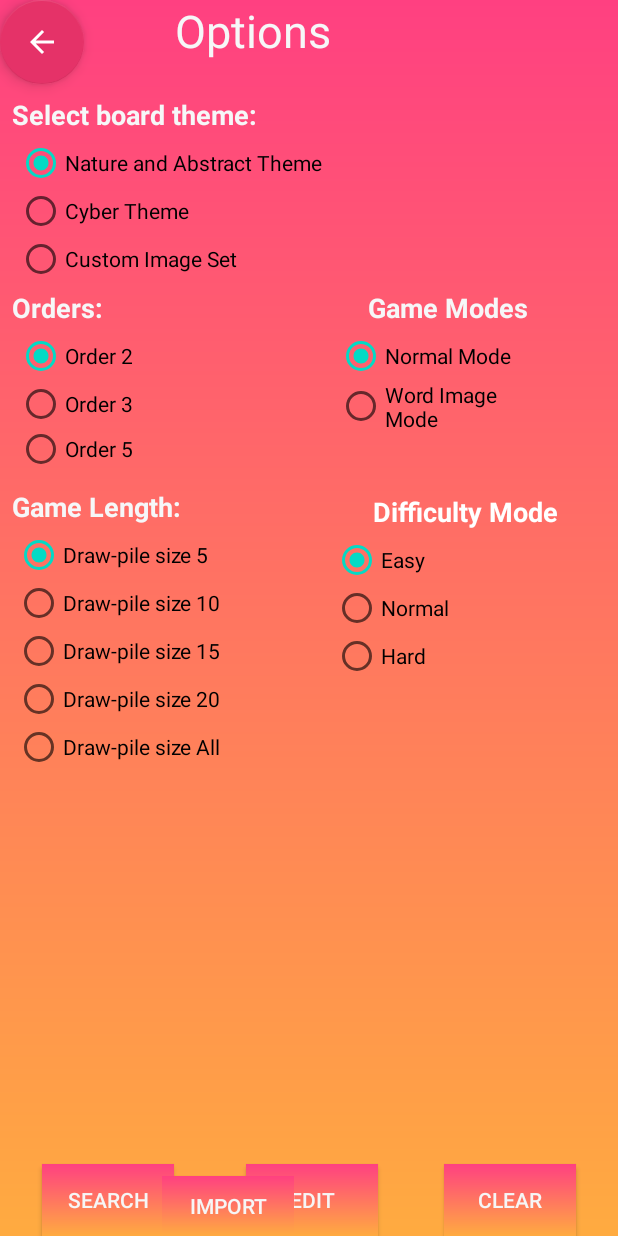
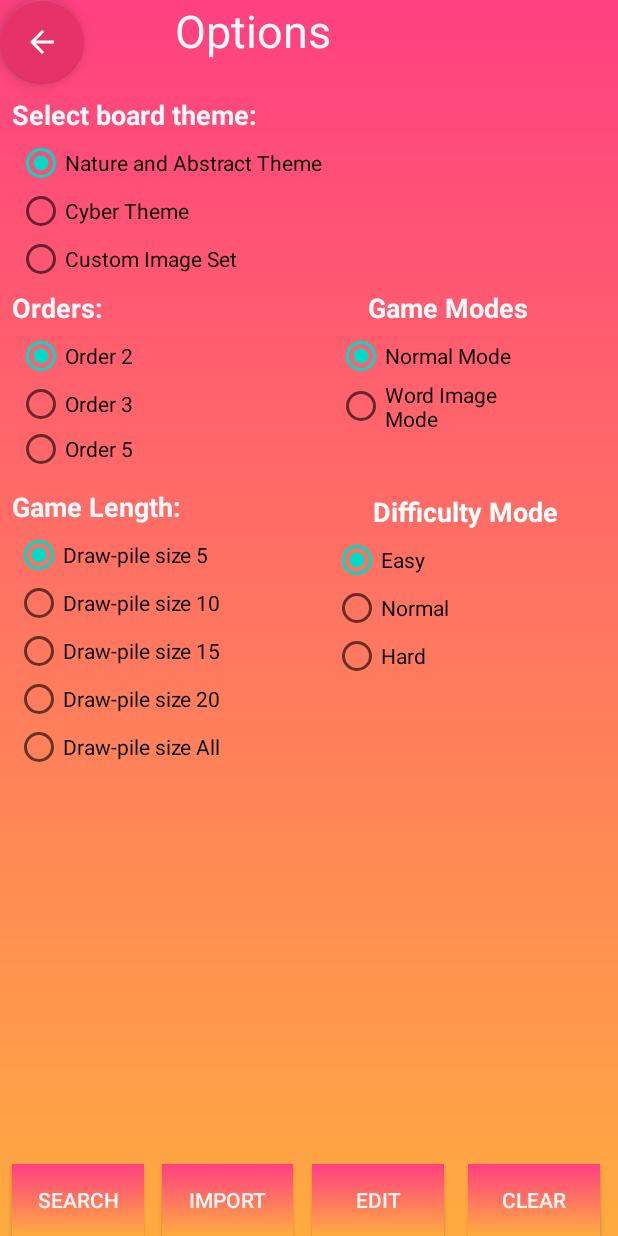
Before and after one commit to jasonsbstn/Find-The-Match, an Android app: the Options_Screen screen opened directly, with no data from a screen before it, on a phone screen of 412 x 824 dp. Run offline under Robolectric (Android 15) with nearby library versions, the phone set to English and light mode, and no system bars; Roboto replaces fonts that are not available here.

Commit message:
fixed options layout

```diff
--- a/app/src/main/java/com/example/finddamatch/UI/Options_Screen.java
+++ b/app/src/main/java/com/example/finddamatch/UI/Options_Screen.java
@@ -42,7 +42,7 @@ Description : user chooses the theme
 
  */
 import com.example.finddamatch.R;
-import com.example.finddamatch.flickr.PhotoGalleryActivity;
+import com.example.finddamatch.Flickr_and_Import.PhotoGalleryActivity;
 import com.google.android.material.floatingactionbutton.FloatingActionButton;
 
 import java.util.Random;
--- a/app/src/main/res/layout/activity_options__screen.xml
+++ b/app/src/main/res/layout/activity_options__screen.xml
@@ -126,7 +126,7 @@
         android:id="@+id/clearBtn"
         android:layout_width="wrap_content"
         android:layout_height="wrap_content"
-        android:layout_marginEnd="28dp"
+        android:layout_marginEnd="12dp"
         android:background="@drawable/gradient_background"
         android:text="@string/clear"
         android:textColor="#F6F6F6"
@@ -137,7 +137,7 @@
         android:id="@+id/editBtn"
         android:layout_width="wrap_content"
         android:layout_height="wrap_content"
-        android:layout_marginEnd="160dp"
+        android:layout_marginEnd="116dp"
         android:background="@drawable/gradient_background"
         android:text="@string/edit"
         android:textColor="#F6F6F6"
@@ -148,7 +148,7 @@
         android:id="@+id/searchBtn"
         android:layout_width="wrap_content"
         android:layout_height="wrap_content"
-        android:layout_marginStart="28dp"
+        android:layout_marginStart="8dp"
         android:background="@drawable/gradient_background"
         android:text="@string/search"
         android:textColor="#F6F6F6"
@@ -157,8 +157,8 @@
 
     <Button
         android:id="@+id/chooseImage"
-        android:layout_width="wrap_content"
-        android:layout_height="40dp"
+        android:layout_width="87dp"
+        android:layout_height="48dp"
         android:layout_marginStart="108dp"
         android:background="@drawable/gradient_background"
         android:text="@string/chooseImage"
```
